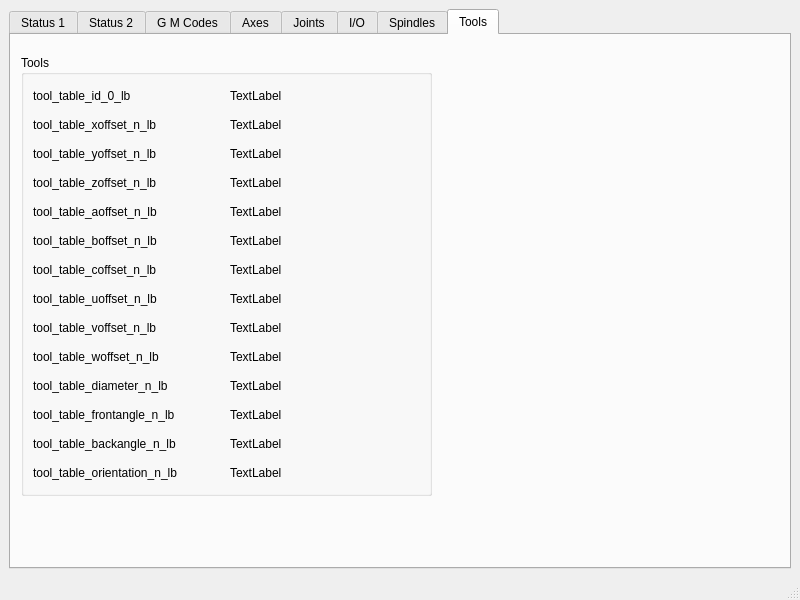
The window that examples/status.ui (jethornton/flexgui) describes before a commit, drawn with Qt 5.
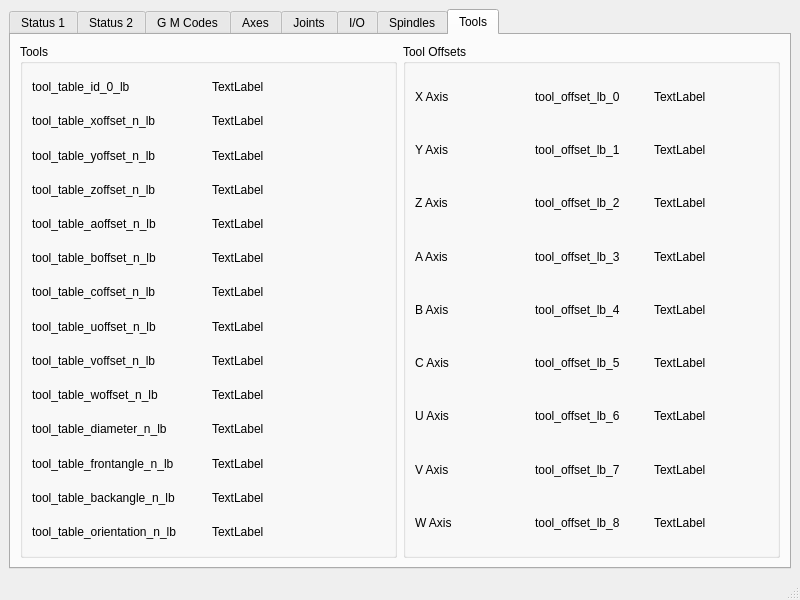
The same window after the commit. The open tabs and pages were chosen to show the change.

The edit to the form file:
```diff
--- a/examples/status.ui
+++ b/examples/status.ui
@@ -1849,15 +1849,207 @@
        <attribute name="title">
         <string>Tools</string>
        </attribute>
+       <layout class="QGridLayout" name="gridLayout_7">
+        <item row="0" column="1">
+         <widget class="QGroupBox" name="groupBox_5">
+          <property name="title">
+           <string>Tool Offsets</string>
+          </property>
+          <layout class="QGridLayout" name="gridLayout_8">
+           <item row="5" column="2">
+            <widget class="QLabel" name="tool_offset_lb_5">
+             <property name="text">
+              <string>TextLabel</string>
+             </property>
+            </widget>
+           </item>
+           <item row="7" column="1">
+            <widget class="QLabel" name="label_105">
+             <property name="text">
+              <string>tool_offset_lb_7</string>
+             </property>
+            </widget>
+           </item>
+           <item row="1" column="2">
+            <widget class="QLabel" name="tool_offset_lb_1">
+             <property name="text">
+              <string>TextLabel</string>
+             </property>
+            </widget>
+           </item>
+           <item row="3" column="2">
+            <widget class="QLabel" name="tool_offset_lb_3">
+             <property name="text">
+              <string>TextLabel</string>
+             </property>
+            </widget>
+           </item>
+           <item row="6" column="2">
+            <widget class="QLabel" name="tool_offset_lb_6">
+             <property name="text">
+              <string>TextLabel</string>
+             </property>
+            </widget>
+           </item>
+           <item row="4" column="2">
+            <widget class="QLabel" name="tool_offset_lb_4">
+             <property name="text">
+              <string>TextLabel</string>
+             </property>
+            </widget>
+           </item>
+           <item row="4" column="1">
+            <widget class="QLabel" name="label_102">
+             <property name="text">
+              <string>tool_offset_lb_4</string>
+             </property>
+            </widget>
+           </item>
+           <item row="5" column="1">
+            <widget class="QLabel" name="label_103">
+             <property name="text">
+              <string>tool_offset_lb_5</string>
+             </property>
+            </widget>
+           </item>
+           <item row="0" column="2">
+            <widget class="QLabel" name="tool_offset_lb_0">
+             <property name="text">
+              <string>TextLabel</string>
+             </property>
+            </widget>
+           </item>
+           <item row="2" column="2">
+            <widget class="QLabel" name="tool_offset_lb_2">
+             <property name="text">
+              <string>TextLabel</string>
+             </property>
+            </widget>
+           </item>
+           <item row="6" column="1">
+            <widget class="QLabel" name="label_104">
+             <property name="text">
+              <string>tool_offset_lb_6</string>
+             </property>
+            </widget>
+           </item>
+           <item row="0" column="1">
+            <widget class="QLabel" name="label_32">
+             <property name="text">
+              <string>tool_offset_lb_0</string>
+             </property>
+            </widget>
+           </item>
+           <item row="1" column="1">
+            <widget class="QLabel" name="label_92">
+             <property name="text">
+              <string>tool_offset_lb_1</string>
+             </property>
+            </widget>
+           </item>
+           <item row="8" column="2">
+            <widget class="QLabel" name="tool_offset_lb_8">
+             <property name="text">
+              <string>TextLabel</string>
+             </property>
+            </widget>
+           </item>
+           <item row="2" column="1">
+            <widget class="QLabel" name="label_100">
+             <property name="text">
+              <string>tool_offset_lb_2</string>
+             </property>
+            </widget>
+           </item>
+           <item row="3" column="1">
+            <widget class="QLabel" name="label_101">
+             <property name="text">
+              <string>tool_offset_lb_3</string>
+             </property>
+            </widget>
+           </item>
+           <item row="7" column="2">
+            <widget class="QLabel" name="tool_offset_lb_7">
+             <property name="text">
+              <string>TextLabel</string>
+             </property>
+            </widget>
+           </item>
+           <item row="8" column="1">
+            <widget class="QLabel" name="label_106">
+             <property name="text">
+              <string>tool_offset_lb_8</string>
+             </property>
+            </widget>
+           </item>
+           <item row="0" column="0">
+            <widget class="QLabel" name="label_107">
+             <property name="text">
+              <string>X Axis</string>
+             </property>
+            </widget>
+           </item>
+           <item row="1" column="0">
+            <widget class="QLabel" name="label_108">
+             <property name="text">
+              <string>Y Axis</string>
+             </property>
+            </widget>
+           </item>
+           <item row="2" column="0">
+            <widget class="QLabel" name="label_109">
+             <property name="text">
+              <string>Z Axis</string>
+             </property>
+            </widget>
+           </item>
+           <item row="3" column="0">
+            <widget class="QLabel" name="label_110">
+             <property name="text">
+              <string>A Axis</string>
+             </property>
+            </widget>
+           </item>
+           <item row="4" column="0">
+            <widget class="QLabel" name="label_111">
+             <property name="text">
+              <string>B Axis</string>
+             </property>
+            </widget>
+           </item>
+           <item row="5" column="0">
+            <widget class="QLabel" name="label_112">
+             <property name="text">
+              <string>C Axis</string>
+             </property>
+            </widget>
+           </item>
+           <item row="6" column="0">
+            <widget class="QLabel" name="label_113">
+             <property name="text">
+              <string>U Axis</string>
+             </property>
+            </widget>
+           </item>
+           <item row="7" column="0">
+            <widget class="QLabel" name="label_114">
+             <property name="text">
+              <string>V Axis</string>
+             </property>
+            </widget>
+           </item>
+           <item row="8" column="0">
+            <widget class="QLabel" name="label_115">
+             <property name="text">
+              <string>W Axis</string>
+             </property>
+            </widget>
+           </item>
+          </layout>
+         </widget>
+        </item>
+        <item row="0" column="0">
        <widget class="QGroupBox" name="groupBox_10">
-        <property name="geometry">
-         <rect>
-          <x>10</x>
-          <y>20</y>
-          <width>411</width>
-          <height>441</height>
-         </rect>
-        </property>
         <property name="title">
          <string>Tools</string>
         </property>
@@ -2060,6 +2252,8 @@
          </item>
         </layout>
        </widget>
+        </item>
+       </layout>
       </widget>
      </widget>
     </item>
```
Lines whose indentation alone changed are shown as unchanged.
